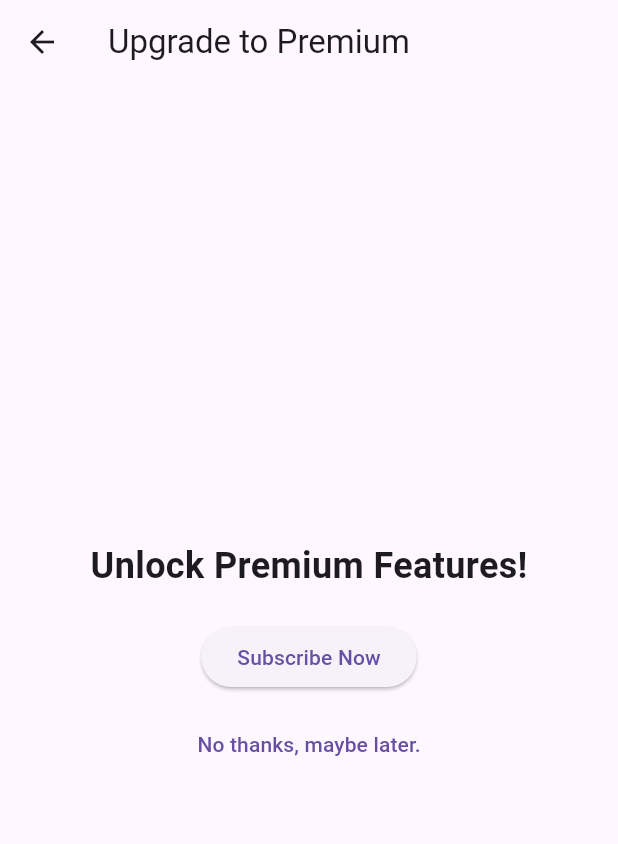
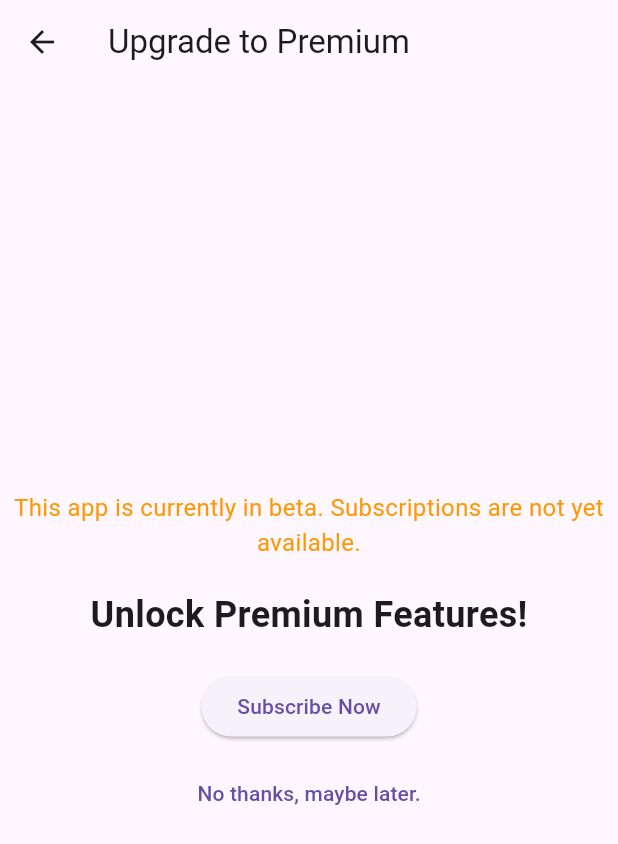
Before and after one commit to tianhaoz95/time_since, a Flutter app: the UpgradeScreen screen opened directly, on a phone screen of 412 x 824 dp. Shown: the top 844 px of the screen. Run offline on Flutter 3.47's test engine with Material 3 defaults, Android fonts, the phone set to English and light mode, and no system bars; our stand-ins replace cloud_firestore, firebase_auth, firebase_core; accounts and stored records are empty.

Commit message:
feat(upgrade screen): add beta notice as alert box and link to in_app_purchase

```diff
--- a/lib/screens/upgrade_screen.dart
+++ b/lib/screens/upgrade_screen.dart
@@ -13,6 +13,12 @@ class UpgradeScreen extends StatelessWidget {
         child: Column(
           mainAxisAlignment: MainAxisAlignment.center,
           children: [
+            const Text(
+              'This app is currently in beta. Subscriptions are not yet available.',
+              style: TextStyle(fontSize: 16, color: Colors.orange),
+              textAlign: TextAlign.center,
+            ),
+            const SizedBox(height: 20),
             const Text(
               'Unlock Premium Features!',
               style: TextStyle(fontSize: 24, fontWeight: FontWeight.bold),
```
Also changed, not shown: 1 other file.
